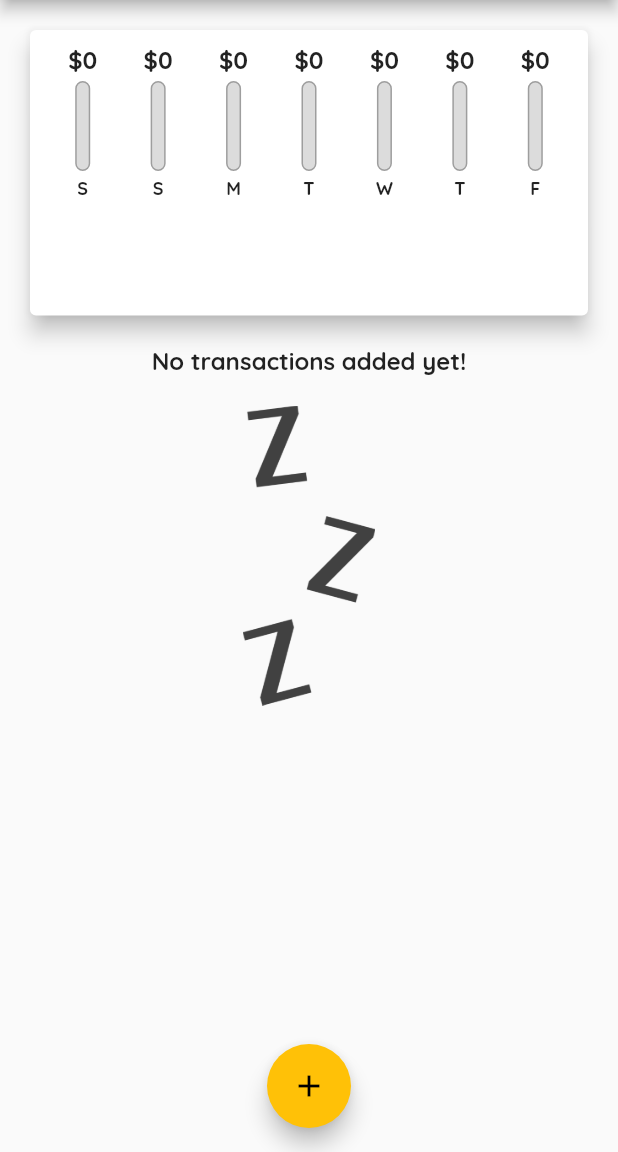
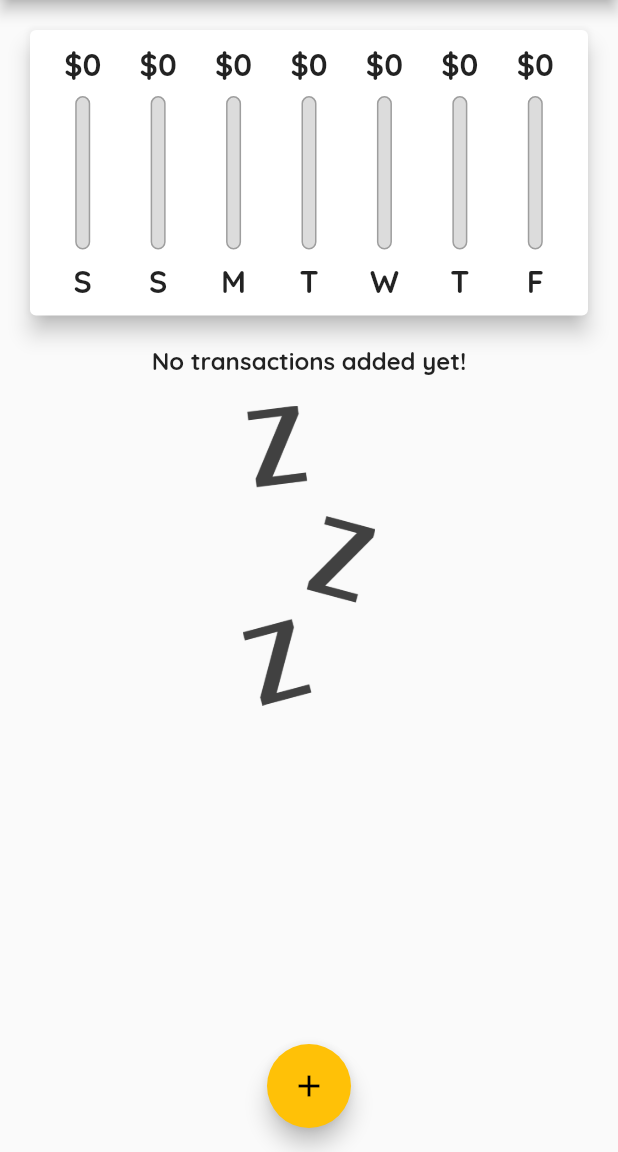
Before and after one commit to clshu/flutter_personal_expenses, a Flutter app: the screen it shows after launch, on a phone screen of 412 x 824 dp, the part 84-1236 px from its top. Run offline on Flutter 3.47's test engine with Material 2 defaults, Android fonts, the phone set to English and light mode, and no system bars.

Commit message:
Use LayoutBuilder to wrap ChartBar to constrain all widgets' height relative to the max height of the ChartBar.

```diff
--- a/lib/widgets/chart_bar.dart
+++ b/lib/widgets/chart_bar.dart
@@ -10,19 +10,21 @@ class ChartBar extends StatelessWidget {
 
   @override
   Widget build(BuildContext context) {
+    return LayoutBuilder(
+      builder: (context, constraints) {
         return Column(
           children: [
             Container(
-          height: 20,
+              height: constraints.maxHeight * 0.15,
               child: FittedBox(
                 child: Text('\$${spendingAmount.toStringAsFixed(0)}'),
               ),
             ),
             SizedBox(
-          height: 4,
+              height: constraints.maxHeight * 0.05,
             ),
             Container(
-          height: 60,
+              height: constraints.maxHeight * 0.6,
               width: 10,
               child: Stack(
                 children: [
@@ -45,10 +47,17 @@ class ChartBar extends StatelessWidget {
               ),
             ),
             SizedBox(
-          height: 4,
+              height: constraints.maxHeight * 0.05,
             ),
-        Text(label),
+            Container(
+              height: constraints.maxHeight * 0.15,
+              child: FittedBox(
+                child: Text(label),
+              ),
+            ),
           ],
+        );
+      },
     );
   }
 }
```
Lines whose indentation alone changed are shown as unchanged.
